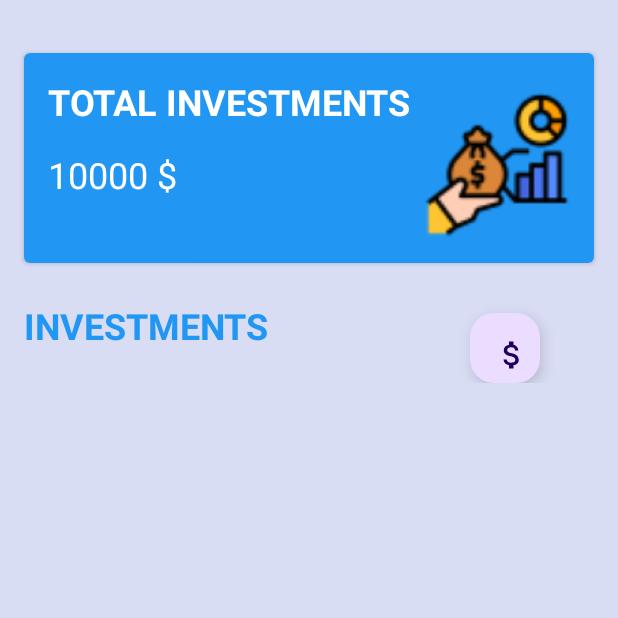
After one commit to jackjack272/AppDev2_Project, an Android app: the InvestPage screen opened directly, with no data from a screen before it, on a phone screen of 412 x 824 dp, the top half of it. The commit adds this screen. Run offline under Robolectric (Android 15) with nearby library versions, the phone set to English and light mode, and no system bars.

Commit message:
ran out of creativity

```diff
--- a/app/src/main/AndroidManifest.xml
+++ b/app/src/main/AndroidManifest.xml
@@ -13,10 +13,10 @@
         android:theme="@style/Theme.AppDevProject"
         tools:targetApi="31">
         <activity
-            android:name=".Investment.NewInvestmentActivity"
+            android:name=".Investment.Invest_AddNew"
             android:exported="false" />
         <activity
-            android:name=".Investment.InvestmentActivity"
+            android:name=".Pages.InvestPage"
             android:exported="false" />
 
         <activity
--- a/app/src/main/java/com/example/appdevproject/Budget/MyBudget.java
+++ b/app/src/main/java/com/example/appdevproject/Budget/MyBudget.java
@@ -27,7 +27,6 @@ public class MyBudget implements Budget {
     private Integer userId;
     private ProjectDb myDb;
 
-
     public MyBudget(Context context, Integer id){
 //         myCategories = getResources().getString(R.string.item_select_category);
         // why dose this not work?
@@ -38,8 +37,6 @@ public class MyBudget implements Budget {
 
     @Override
     public double getMonthlyExpense() {
-
-
 
         return 0;
     }
--- a/app/src/main/java/com/example/appdevproject/Investment/DbHandlerInvestment.java
+++ b/app/src/main/java/com/example/appdevproject/Investment/Invest_Db.java
@@ -12,7 +12,7 @@ import androidx.annotation.Nullable;
 import java.util.ArrayList;
 import java.util.HashMap;
 
-public class DbHandlerInvestment extends SQLiteOpenHelper {
+public class Invest_Db extends SQLiteOpenHelper {
 
     private static final int DB_VERSION = 1;
     private static final String DB_NAME = "temp_db";
@@ -23,11 +23,11 @@ public class DbHandlerInvestment extends SQLiteOpenHelper {
     private static final String KEY_TYPE = "investtype";
     private static final String KEY_AMOUNT = "investamount";
 
-    public DbHandlerInvestment(Context context){
+    public Invest_Db(Context context){
         super(context,DB_NAME, null, DB_VERSION);
     }
 
-    public DbHandlerInvestment(@Nullable Context context, @Nullable String name, @Nullable SQLiteDatabase.CursorFactory factory, int version) {
+    public Invest_Db(@Nullable Context context, @Nullable String name, @Nullable SQLiteDatabase.CursorFactory factory, int version) {
         super(context, name, factory, version);
     }
 
--- /dev/null
+++ b/app/src/main/java/com/example/appdevproject/Investment/Money/Invest_Bonds.java
@@ -0,0 +1,4 @@
+package com.example.appdevproject.Investment.Money;
+
+public class Invest_Bonds {
+}
--- a/app/src/main/java/com/example/appdevproject/Pages/IntroActivity.java
+++ b/app/src/main/java/com/example/appdevproject/Pages/IntroActivity.java
@@ -3,13 +3,10 @@ package com.example.appdevproject.Pages;
 import androidx.appcompat.app.AppCompatActivity;
 
 import android.content.Intent;
-import android.media.Image;
 import android.os.Bundle;
 import android.view.View;
-import android.widget.ImageView;
 import android.widget.TextView;
 
-import com.example.appdevproject.Investment.InvestmentActivity;
 import com.example.appdevproject.Loans.Loans;
 import com.example.appdevproject.R;
 
@@ -43,7 +40,7 @@ public class IntroActivity extends AppCompatActivity {
         txtInvestment.setOnClickListener(new View.OnClickListener() {
             @Override
             public void onClick(View v) {
-                startActivity(new Intent(IntroActivity.this, InvestmentActivity.class));
+                startActivity(new Intent(IntroActivity.this, InvestPage.class));
             }
         });
     }
--- /dev/null
+++ b/app/src/main/java/com/example/appdevproject/Pages/InvestPage.java
@@ -0,0 +1,75 @@
+package com.example.appdevproject.Pages;
+
+import androidx.appcompat.app.AppCompatActivity;
+
+import android.content.Intent;
+import android.os.Bundle;
+import android.view.View;
+import android.widget.Button;
+import android.widget.ListAdapter;
+import android.widget.ListView;
+import android.widget.SimpleAdapter;
+import android.widget.TextView;
+
+import com.example.appdevproject.Investment.Invest_Db;
+import com.example.appdevproject.Investment.Invest_AddNew;
+import com.example.appdevproject.R;
+import com.google.android.material.floatingactionbutton.FloatingActionButton;
+
+import java.util.ArrayList;
+import java.util.HashMap;
+
+public class InvestPage extends AppCompatActivity {
+
+    Button btnAddNew;
+
+    TextView marketVale;
+
+    FloatingActionButton fab;
+
+
+
+    @Override
+    protected void onCreate(Bundle savedInstanceState) {
+        super.onCreate(savedInstanceState);
+        setContentView(R.layout.activity_investment);
+
+        Invest_Db db = new Invest_Db(this);
+        ArrayList<HashMap<String, String>> investmentList = db.GetInvestments();
+        ListView lv = (ListView) findViewById(R.id.invest_list);
+        ListAdapter adapter = new SimpleAdapter(
+                InvestPage.this,
+                investmentList,
+                R.layout.list_row,
+                new String[]{"investname","investtype","investamount"},
+                new int[]{R.id.name, R.id.type, R.id.amount}
+        );
+
+        lv.setAdapter(adapter);
+
+//        btnAddNew = findViewById(R.id.btnAddInves);
+
+
+
+
+
+
+//        btnAddNew.setOnClickListener(new View.OnClickListener() {
+//            @Override
+//            public void onClick(View v) {
+//                startActivity(new Intent(InvestPage.this, Invest_AddNew.class));
+//
+//            }
+//        });
+    }
+
+    public void makeAssociations(){
+
+
+
+
+    }
+
+
+
+}
--- a/app/src/main/res/layout/activity_investment.xml
+++ b/app/src/main/res/layout/activity_investment.xml
@@ -7,7 +7,7 @@
     android:background="#D9DDF4"
     android:orientation="vertical"
     android:outlineProvider="background"
-    tools:context=".Investment.InvestmentActivity">
+    tools:context=".Pages.InvestPage">
 
     <androidx.cardview.widget.CardView
         android:id="@+id/cardView"
@@ -38,7 +38,7 @@
                 app:layout_constraintTop_toTopOf="parent" />
 
             <TextView
-                android:id="@+id/textView3"
+                android:id="@+id/invest_maketValue"
                 android:layout_width="wrap_content"
                 android:layout_height="wrap_content"
                 android:layout_marginTop="16dp"
@@ -86,23 +86,19 @@
             tools:layout_editor_absoluteX="16dp"
             tools:layout_editor_absoluteY="200dp" />
 
-        <com.google.android.material.button.MaterialButton
-            android:id="@+id/btnAddInves"
-            style="@style/Widget.MaterialComponents.Button.OutlinedButton"
+        <com.google.android.material.floatingactionbutton.FloatingActionButton
+            android:id="@+id/invest_addOne"
             android:layout_width="wrap_content"
             android:layout_height="wrap_content"
-            android:layout_marginStart="8dp"
-            android:layout_marginTop="25dp"
-            android:layout_marginBottom="4dp"
-            android:outlineProvider="none"
-            android:text="ADD NEW"
-            app:layout_constraintBottom_toBottomOf="parent"
-            app:layout_constraintStart_toStartOf="parent" />
+            android:layout_marginTop="50px"
+            android:layout_marginLeft="50px"
+            android:src="@drawable/baseline_attach_money_24"
+            />
 
     </LinearLayout>
 
     <ListView
-        android:id="@+id/investList"
+        android:id="@+id/invest_list"
         android:layout_width="match_parent"
         android:layout_height="463dp" />
 
--- a/app/src/main/res/layout/activity_new_investment.xml
+++ b/app/src/main/res/layout/activity_new_investment.xml
@@ -6,7 +6,7 @@
     android:layout_height="match_parent"
     android:background="#D9DDF4"
     android:orientation="vertical"
-    tools:context=".Investment.NewInvestmentActivity">
+    tools:context=".Investment.Invest_AddNew">
 
     <TextView
         android:id="@+id/textView4"
```
Also changed, not shown: app/src/main/java/com/example/appdevproject/Investment/Interfaces/Invest_Borrow.java (added, +12 -0 lines), app/src/main/java/com/example/appdevproject/Investment/Interfaces/Invest_I_Stock.java (added, +14 -0 lines), app/src/main/java/com/example/appdevproject/Investment/Invest_AddNew.java (renamed from app/src/main/java/com/example/appdevproject/Investment/NewInvestmentActivity.java, +4 -3 lines), app/src/main/java/com/example/appdevproject/Investment/InvestmentActivity.java (deleted, +0 -40 lines), app/src/main/java/com/example/appdevproject/Investment/Money/Invest_Loan.java (added, +19 -0 lines), app/src/main/java/com/example/appdevproject/Investment/Money/Invest_Portfolio.java (added, +34 -0 lines), app/src/main/java/com/example/appdevproject/Investment/Money/Invest_Stock.java (added, +23 -0 lines).
